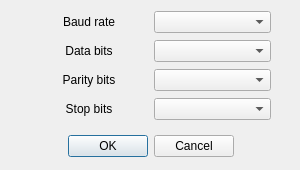
The window that sw/gui/portSetup.ui (JacSko/UltimateTerminal) describes before a commit, drawn with Qt 5.
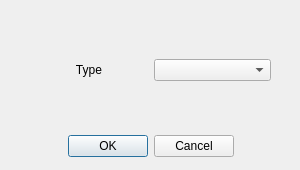
The same window after the commit.

Commit message: portSetup layout updated, will be dynamically created depending on port type

What changed in the file:
```diff
--- a/sw/gui/portSetup.ui
+++ b/sw/gui/portSetup.ui
@@ -44,7 +44,7 @@
      <x>30</x>
      <y>10</y>
      <width>241</width>
-     <height>111</height>
+     <height>120</height>
     </rect>
    </property>
    <layout class="QGridLayout" name="gridLayout">
@@ -54,7 +54,7 @@
        <enum>Qt::StrongFocus</enum>
       </property>
       <property name="text">
-       <string>Baud rate</string>
+       <string>Type</string>
       </property>
       <property name="alignment">
        <set>Qt::AlignCenter</set>
@@ -64,54 +64,6 @@
     <item row="0" column="1">
      <widget class="QComboBox" name="baudRate"/>
     </item>
-    <item row="2" column="0">
-     <widget class="QLabel" name="label_3">
-      <property name="focusPolicy">
-       <enum>Qt::StrongFocus</enum>
-      </property>
-      <property name="text">
-       <string>Parity bits</string>
-      </property>
-      <property name="alignment">
-       <set>Qt::AlignCenter</set>
-      </property>
-     </widget>
-    </item>
-    <item row="1" column="0">
-     <widget class="QLabel" name="label_2">
-      <property name="focusPolicy">
-       <enum>Qt::StrongFocus</enum>
-      </property>
-      <property name="text">
-       <string>Data bits</string>
-      </property>
-      <property name="alignment">
-       <set>Qt::AlignCenter</set>
-      </property>
-     </widget>
-    </item>
-    <item row="3" column="0">
-     <widget class="QLabel" name="label_4">
-      <property name="focusPolicy">
-       <enum>Qt::StrongFocus</enum>
-      </property>
-      <property name="text">
-       <string>Stop bits</string>
-      </property>
-      <property name="alignment">
-       <set>Qt::AlignCenter</set>
-      </property>
-     </widget>
-    </item>
-    <item row="1" column="1">
-     <widget class="QComboBox" name="dataBits"/>
-    </item>
-    <item row="2" column="1">
-     <widget class="QComboBox" name="parityBits"/>
-    </item>
-    <item row="3" column="1">
-     <widget class="QComboBox" name="stopBits"/>
-    </item>
    </layout>
   </widget>
  </widget>
```
